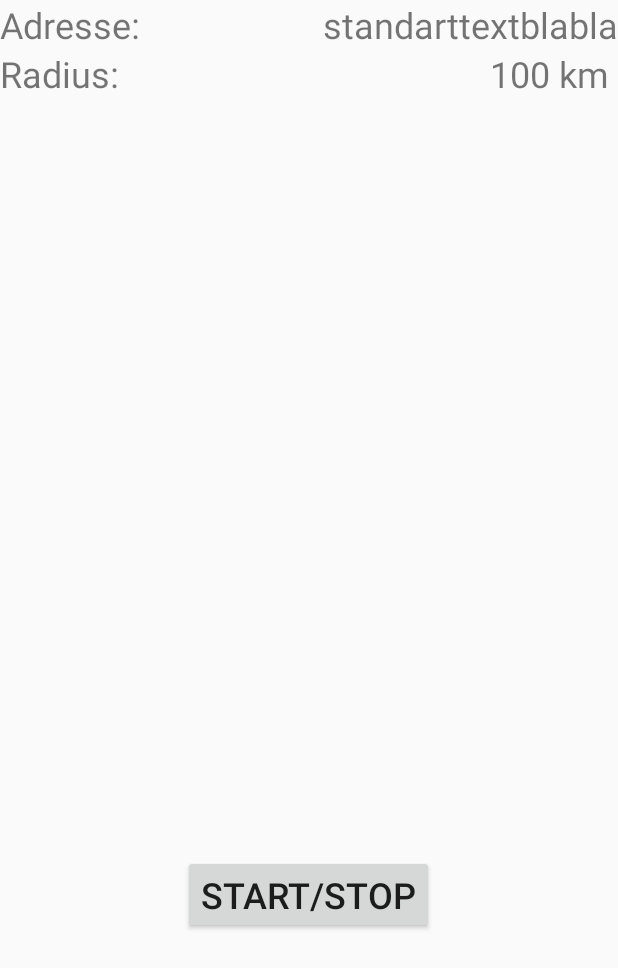
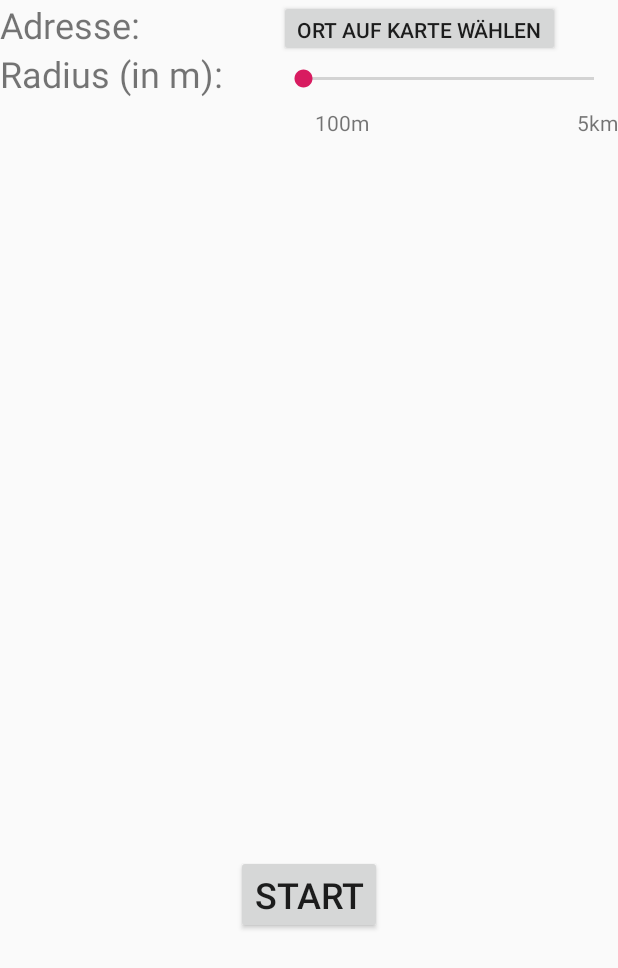
Before and after one commit to Jugendhackt/Geo-Clock, an Android app: the layout start.xml on its own in the app's theme, with its tools: preview values and no code run, on a phone screen of 412 x 824 dp. Shown: the top 968 px of the screen. Run offline under Robolectric (Android 15) with nearby library versions, the phone set to English and light mode, and no system bars.

Commit message:
Start-Schaltfläche erweitert
Keine Funktionstüchtige Karte

```diff
--- a/app/src/main/res/layout/start.xml
+++ b/app/src/main/res/layout/start.xml
@@ -1,5 +1,6 @@
 <?xml version="1.0" encoding="utf-8"?>
 <RelativeLayout xmlns:android="http://schemas.android.com/apk/res/android"
+    xmlns:tools="http://schemas.android.com/tools"
     android:layout_width="match_parent"
     android:layout_height="match_parent">
 
@@ -11,30 +12,11 @@
         android:textSize="24sp" />
 
     <TextView
-        android:id="@+id/textView3"
-        android:layout_width="wrap_content"
-        android:layout_height="wrap_content"
-        android:layout_alignParentTop="true"
-        android:layout_alignParentEnd="true"
-        android:text="standarttextblabla"
-        android:textSize="24sp" />
-
-    <TextView
         android:id="@+id/textView2"
         android:layout_width="wrap_content"
         android:layout_height="wrap_content"
         android:layout_below="@+id/textView"
-        android:layout_alignParentStart="true"
-        android:text="Radius:"
-        android:textSize="24sp" />
-
-    <TextView
-        android:id="@+id/textView4"
-        android:layout_width="wrap_content"
-        android:layout_height="wrap_content"
-        android:layout_below="@+id/textView"
-        android:layout_alignParentEnd="true"
-        android:text="100 km "
+        android:text="Radius (in m):"
         android:textSize="24sp" />
 
     <Button
@@ -44,7 +26,56 @@
         android:layout_alignParentBottom="true"
         android:layout_centerHorizontal="true"
         android:layout_marginBottom="201dp"
-        android:text="Start/Stop"
+        android:text="Start"
         android:textSize="24sp" />
 
+    <SeekBar
+        android:id="@+id/seekBar"
+        android:layout_width="201dp"
+        android:layout_height="35dp"
+        android:layout_alignParentTop="true"
+        android:layout_alignParentEnd="true"
+        android:layout_alignParentRight="true"
+        android:layout_marginStart="37dp"
+        android:layout_marginLeft="37dp"
+        android:layout_marginTop="35dp"
+        android:layout_marginEnd="0dp"
+        android:layout_marginRight="0dp"
+        android:layout_toEndOf="@+id/textView2"
+        android:layout_toRightOf="@+id/textView2"
+        android:max="5000"
+        android:min="100" />
+
+    <TextView
+        android:id="@+id/textView4"
+        android:layout_width="wrap_content"
+        android:layout_height="wrap_content"
+        android:layout_below="@+id/seekBar"
+        android:layout_alignParentEnd="true"
+        android:layout_alignParentRight="true"
+        android:layout_marginTop="1dp"
+        android:layout_marginEnd="166dp"
+        android:layout_marginRight="166dp"
+        android:text="100m" />
+
+    <TextView
+        android:id="@+id/textView5"
+        android:layout_width="wrap_content"
+        android:layout_height="wrap_content"
+        android:layout_alignBottom="@+id/textView4"
+        android:layout_alignParentEnd="true"
+        android:text="5km" />
+
+    <Button
+        android:id="@+id/button2"
+        android:layout_width="wrap_content"
+        android:layout_height="38dp"
+        android:layout_alignParentStart="true"
+        android:layout_alignParentLeft="true"
+        android:layout_alignParentTop="true"
+        android:layout_marginStart="186dp"
+        android:layout_marginLeft="186dp"
+        android:layout_marginTop="0dp"
+        android:text="Ort auf Karte wählen" />
+
 </RelativeLayout>
```
